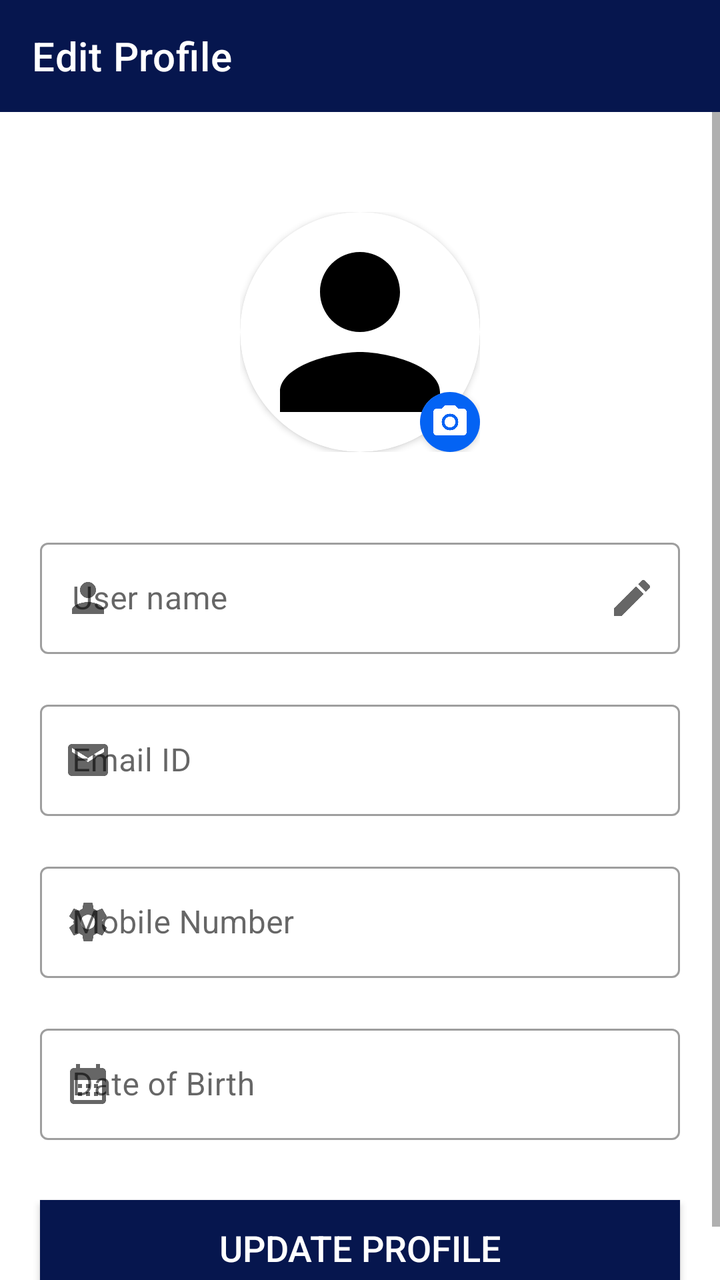
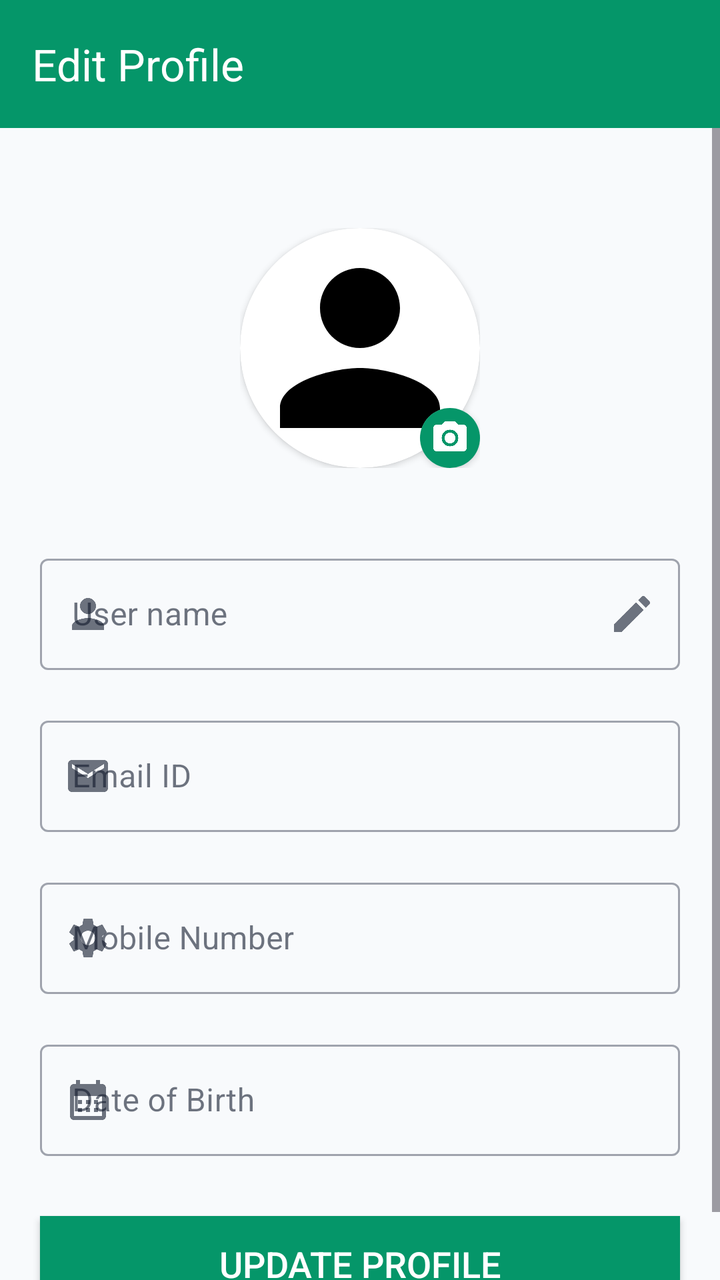

Two renders of the same Android screen: before a commit and after it. Below are the layout's source before the change and the commit's diff.
<!-- AndroidManifest.xml: application theme Theme.TestMaster -->
<!-- res/layout/activity_edit_profile.xml -->
<?xml version="1.0" encoding="utf-8"?>
<LinearLayout xmlns:android="http://schemas.android.com/apk/res/android"
    xmlns:tools="http://schemas.android.com/tools"
    android:layout_width="match_parent"
    android:layout_height="match_parent"
    xmlns:app="http://schemas.android.com/apk/res-auto"
    tools:context=".activities.EditProfileActivity"
    android:background="@drawable/statusbar_background"
    android:fitsSystemWindows="true"
    android:orientation="vertical">
    <androidx.appcompat.widget.Toolbar
        android:id="@+id/toolbar"
        android:layout_width="match_parent"
        android:layout_height="wrap_content"
        android:background="@color/primary_blue"
        app:title="Edit Profile"
        app:titleTextColor="@android:color/white"
        app:layout_constraintTop_toTopOf="parent" />

    <ScrollView
        android:layout_width="match_parent"
        android:layout_height="match_parent"
        android:fillViewport="true">

        <LinearLayout
            android:layout_width="match_parent"
            android:layout_height="wrap_content"
            android:background="@color/white"
            android:orientation="vertical"
            android:paddingBottom="20dp">

            <LinearLayout
                android:layout_width="120dp"
                android:layout_height="120dp"
                android:layout_marginTop="50dp"
                android:layout_gravity="center">
                <RelativeLayout
                    android:layout_width="match_parent"
                    android:layout_height="wrap_content">
                    <androidx.cardview.widget.CardView
                        android:id="@+id/card_img"
                        android:layout_width="match_parent"
                        android:layout_height="match_parent"
                        app:cardCornerRadius="60dp">
                        <ImageView
                            android:id="@+id/iv_personimage"
                            android:layout_width="match_parent"
                            android:layout_height="match_parent"
                            android:src="@drawable/baseline_person_24"
                            android:scaleType="centerCrop" />
                    </androidx.cardview.widget.CardView>

                    <androidx.cardview.widget.CardView
                        android:layout_width="wrap_content"
                        android:layout_height="wrap_content"
                        android:layout_alignBottom="@+id/card_img"
                        android:layout_alignEnd="@+id/card_img"
                        app:cardCornerRadius="15dp">
                        <ImageView
                            android:id="@+id/iv_edit"
                            android:layout_width="30dp"
                            android:layout_height="30dp"
                            android:padding="5dp"
                            android:background="@color/blue"
                            android:src="@drawable/baseline_photo_camera_24"
                            app:tint="@color/white" />
                    </androidx.cardview.widget.CardView>
                </RelativeLayout>
            </LinearLayout>

            <com.google.android.material.textfield.TextInputLayout
                android:id="@+id/til_username"
                style="@style/Widget.MaterialComponents.TextInputLayout.OutlinedBox"
                android:layout_width="match_parent"
                android:layout_height="wrap_content"
                android:hint="User name"
                android:layout_marginHorizontal="20dp"
                android:layout_marginTop="40dp"
                app:startIconDrawable="@drawable/baseline_person_24"
                app:endIconMode="custom"
                app:endIconDrawable="@drawable/baseline_edit_24">

                <com.google.android.material.textfield.TextInputEditText
                    android:id="@+id/et_username"
                    android:layout_width="match_parent"
                    android:layout_height="wrap_content"
                    android:enabled="false"
                    android:textColor="@color/black"
                    android:inputType="text" />
            </com.google.android.material.textfield.TextInputLayout>

            <com.google.android.material.textfield.TextInputLayout
                android:id="@+id/til_email"
                style="@style/Widget.MaterialComponents.TextInputLayout.OutlinedBox"
                android:layout_width="match_parent"
                android:layout_height="wrap_content"
                android:hint="Email ID"
                android:layout_marginHorizontal="20dp"
                android:layout_marginTop="20dp"
                app:startIconDrawable="@drawable/baseline_email_24">

                <com.google.android.material.textfield.TextInputEditText
                    android:id="@+id/et_email"
                    android:layout_width="match_parent"
                    android:layout_height="wrap_content"
                    android:focusable="false"
                    android:enabled="false" />
            </com.google.android.material.textfield.TextInputLayout>

            <com.google.android.material.textfield.TextInputLayout
                android:id="@+id/til_phone"
                style="@style/Widget.MaterialComponents.TextInputLayout.OutlinedBox"
                android:layout_width="match_parent"
                android:layout_height="wrap_content"
                android:hint="Mobile Number"
                android:layout_marginHorizontal="20dp"
                android:layout_marginTop="20dp"
                app:startIconDrawable="@drawable/baseline_settings_24">

                <com.google.android.material.textfield.TextInputEditText
                    android:id="@+id/et_phone_no"
                    android:layout_width="match_parent"
                    android:layout_height="wrap_content"
                    android:inputType="phone"
                    android:maxLength="10" />
            </com.google.android.material.textfield.TextInputLayout>

            <com.google.android.material.textfield.TextInputLayout
                android:id="@+id/til_dob"
                style="@style/Widget.MaterialComponents.TextInputLayout.OutlinedBox"
                android:layout_width="match_parent"
                android:layout_height="wrap_content"
                android:hint="Date of Birth"
                android:layout_marginHorizontal="20dp"
                android:layout_marginTop="20dp"
                app:startIconDrawable="@drawable/baseline_calendar_month_24">

                <com.google.android.material.textfield.TextInputEditText
                    android:id="@+id/et_dob"
                    android:layout_width="match_parent"
                    android:layout_height="wrap_content"
                    android:focusable="false" />
            </com.google.android.material.textfield.TextInputLayout>

            <androidx.appcompat.widget.AppCompatButton
                android:id="@+id/btn_submit"
                android:layout_width="match_parent"
                android:layout_height="wrap_content"
                android:layout_marginHorizontal="20dp"
                android:layout_marginTop="30dp"
                android:background="@color/primary_blue"
                android:textColor="@color/white"
                android:textSize="18sp"
                android:text="Update Profile" />
        </LinearLayout>
    </ScrollView>
</LinearLayout>
<!-- resources referenced by this layout -->
<resources>
  <color name="black">#FF000000</color>
  <color name="blue">#0363F4</color>
  <color name="primary_blue">#06164E</color>
  <color name="white">#FFFFFFFF</color>
  <!-- drawable baseline_email_24 (drawable) -->
  <vector xmlns:android="http://schemas.android.com/apk/res/android" android:height="24dp" android:tint="#000000" android:viewportHeight="24" android:viewportWidth="24" android:width="24dp">
        
      <path android:fillColor="@android:color/white" android:pathData="M20,4L4,4c-1.1,0 -1.99,0.9 -1.99,2L2,18c0,1.1 0.9,2 2,2h16c1.1,0 2,-0.9 2,-2L22,6c0,-1.1 -0.9,-2 -2,-2zM20,8l-8,5 -8,-5L4,6l8,5 8,-5v2z"/>
      
  </vector>
  <!-- drawable baseline_person_24 (drawable) -->
  <vector android:height="24dp" android:tint="#000000"
      android:viewportHeight="24" android:viewportWidth="24"
      android:width="24dp" xmlns:android="http://schemas.android.com/apk/res/android">
      <path android:fillColor="@android:color/white" android:pathData="M12,12c2.21,0 4,-1.79 4,-4s-1.79,-4 -4,-4 -4,1.79 -4,4 1.79,4 4,4zM12,14c-2.67,0 -8,1.34 -8,4v2h16v-2c0,-2.66 -5.33,-4 -8,-4z"/>
  </vector>
  <!-- drawable statusbar_background (drawable) -->
  <?xml version="1.0" encoding="utf-8"?>
  <layer-list xmlns:android="http://schemas.android.com/apk/res/android">
  
      <item android:height="150dp">
          <shape>
              <solid android:color="@color/primary_blue"/>
          </shape>
      </item>
  
      <item android:top="150dp">
          <shape>
              <solid android:color="@color/white"/>
          </shape>
      </item>
  
  </layer-list>
  <style name="Theme.TestMaster" parent="Base.Theme.TestMaster" />
  <style name="Base.Theme.TestMaster" parent="Theme.MaterialComponents.DayNight.NoActionBar">
          
           <item name="colorPrimary">@color/primary_blue</item>
          <item name="android:statusBarColor">@color/primary_blue</item>
          <item name="colorAccent">@color/primary_blue</item>
      </style>
  <!-- unchanged entries left out for length: 4 -->
</resources>

<!-- the commit's change to res/layout/activity_edit_profile.xml (unified diff, before → after) -->
@@ -12,7 +12,7 @@
         android:id="@+id/toolbar"
         android:layout_width="match_parent"
         android:layout_height="wrap_content"
-        android:background="@color/primary_blue"
+        android:background="@color/primary"
         app:title="Edit Profile"
         app:titleTextColor="@android:color/white"
         app:layout_constraintTop_toTopOf="parent" />
@@ -25,7 +25,7 @@
         <LinearLayout
             android:layout_width="match_parent"
             android:layout_height="wrap_content"
-            android:background="@color/white"
+            android:background="@color/background"
             android:orientation="vertical"
             android:paddingBottom="20dp">
 
@@ -61,7 +61,7 @@
                             android:layout_width="30dp"
                             android:layout_height="30dp"
                             android:padding="5dp"
-                            android:background="@color/blue"
+                            android:background="@color/primary"
                             android:src="@drawable/baseline_photo_camera_24"
                             app:tint="@color/white" />
                     </androidx.cardview.widget.CardView>
@@ -85,7 +85,7 @@
                     android:layout_width="match_parent"
                     android:layout_height="wrap_content"
                     android:enabled="false"
-                    android:textColor="@color/black"
+                    android:textColor="@color/text_primary"
                     android:inputType="text" />
             </com.google.android.material.textfield.TextInputLayout>
 
@@ -104,7 +104,8 @@
                     android:layout_width="match_parent"
                     android:layout_height="wrap_content"
                     android:focusable="false"
-                    android:enabled="false" />
+                    android:enabled="false"
+                    android:textColor="@color/text_primary" />
             </com.google.android.material.textfield.TextInputLayout>
 
             <com.google.android.material.textfield.TextInputLayout
@@ -121,6 +122,7 @@
                     android:id="@+id/et_phone_no"
                     android:layout_width="match_parent"
                     android:layout_height="wrap_content"
+                    android:textColor="@color/text_primary"
                     android:inputType="phone"
                     android:maxLength="10" />
             </com.google.android.material.textfield.TextInputLayout>
@@ -139,6 +141,7 @@
                     android:id="@+id/et_dob"
                     android:layout_width="match_parent"
                     android:layout_height="wrap_content"
+                    android:textColor="@color/text_primary"
                     android:focusable="false" />
             </com.google.android.material.textfield.TextInputLayout>
 
@@ -148,7 +151,7 @@
                 android:layout_height="wrap_content"
                 android:layout_marginHorizontal="20dp"
                 android:layout_marginTop="30dp"
-                android:background="@color/primary_blue"
+                android:background="@color/primary"
                 android:textColor="@color/white"
                 android:textSize="18sp"
                 android:text="Update Profile" />
<!-- resource entries referenced after the edit -->
@@ -1,8 +1,8 @@
 <!-- resources referenced by this layout -->
 <resources>
-  <color name="black">#FF000000</color>
-  <color name="blue">#0363F4</color>
-  <color name="primary_blue">#06164E</color>
+  <color name="background">#F8FAFC</color>
+  <color name="primary">#059669</color>
+  <color name="text_primary">#0F172A</color>
   <color name="white">#FFFFFFFF</color>
   <!-- drawable baseline_email_24 (drawable) -->
   <vector xmlns:android="http://schemas.android.com/apk/res/android" android:height="24dp" android:tint="#000000" android:viewportHeight="24" android:viewportWidth="24" android:width="24dp">
@@ -22,24 +22,64 @@
   
       <item android:height="150dp">
           <shape>
-              <solid android:color="@color/primary_blue"/>
+              <solid android:color="@color/primary"/>
           </shape>
       </item>
   
       <item android:top="150dp">
           <shape>
-              <solid android:color="@color/white"/>
+              <solid android:color="@color/background"/>
           </shape>
       </item>
   
   </layer-list>
   <style name="Theme.TestMaster" parent="Base.Theme.TestMaster" />
-  <style name="Base.Theme.TestMaster" parent="Theme.MaterialComponents.DayNight.NoActionBar">
+  <style name="Base.Theme.TestMaster" parent="Theme.Material3.DayNight.NoActionBar">
           
-           <item name="colorPrimary">@color/primary_blue</item>
-          <item name="android:statusBarColor">@color/primary_blue</item>
-          <item name="colorAccent">@color/primary_blue</item>
+          <item name="colorPrimary">@color/primary</item>
+          <item name="colorOnPrimary">@color/onPrimary</item>
+          <item name="colorPrimaryContainer">@color/primaryContainer</item>
+          <item name="colorOnPrimaryContainer">@color/onPrimaryContainer</item>
+  
+          <item name="colorSecondary">@color/secondary</item>
+          <item name="colorOnSecondary">@color/onSecondary</item>
+          <item name="colorSecondaryContainer">@color/secondaryContainer</item>
+          <item name="colorOnSecondaryContainer">@color/onSecondaryContainer</item>
+  
+          
+          <item name="android:windowBackground">@color/background</item>
+          <item name="colorSurface">@color/surface</item>
+          <item name="colorOnSurface">@color/onSurface</item>
+          <item name="colorSurfaceVariant">@color/surfaceVariant</item>
+          <item name="colorOnSurfaceVariant">@color/onSurfaceVariant</item>
+          <item name="colorOutline">@color/outline</item>
+  
+          
+          <item name="colorError">@color/error</item>
+          <item name="colorOnError">@color/onError</item>
+          <item name="colorErrorContainer">@color/errorContainer</item>
+          <item name="colorOnErrorContainer">@color/onErrorContainer</item>
+  
+          
+          <item name="android:statusBarColor">@color/surface</item>
+          <item name="android:windowLightStatusBar">true</item>
       </style>
+  <color name="onPrimary">#FFFFFF</color>
+  <color name="primaryContainer">#D1FAE5</color>
+  <color name="onPrimaryContainer">#064E3B</color>
+  <color name="secondary">#64748B</color>
+  <color name="onSecondary">#FFFFFF</color>
+  <color name="secondaryContainer">#F1F5F9</color>
+  <color name="onSecondaryContainer">#0F172A</color>
+  <color name="surface">#FFFFFF</color>
+  <color name="onSurface">#0F172A</color>
+  <color name="surfaceVariant">#E2E8F0</color>
+  <color name="onSurfaceVariant">#475569</color>
+  <color name="outline">#94A3B8</color>
+  <color name="error">#EF4444</color>
+  <color name="onError">#FFFFFF</color>
+  <color name="errorContainer">#FEE2E2</color>
+  <color name="onErrorContainer">#991B1B</color>
   <!-- unchanged entries left out for length: 4 -->
 </resources>
 
